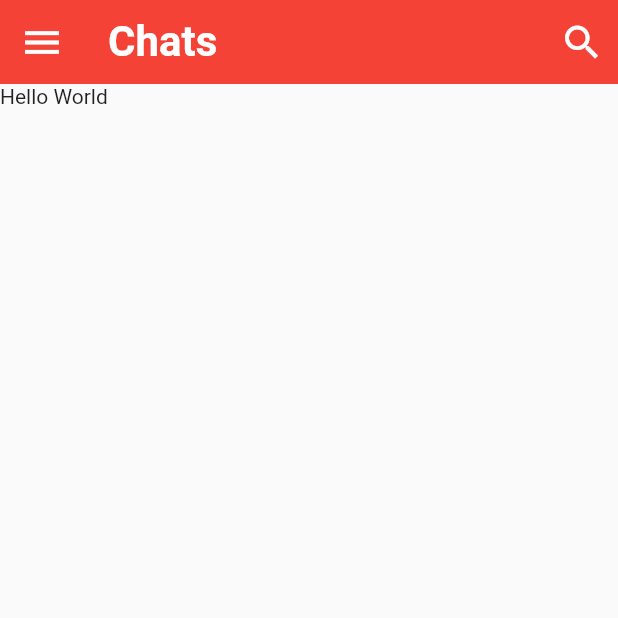
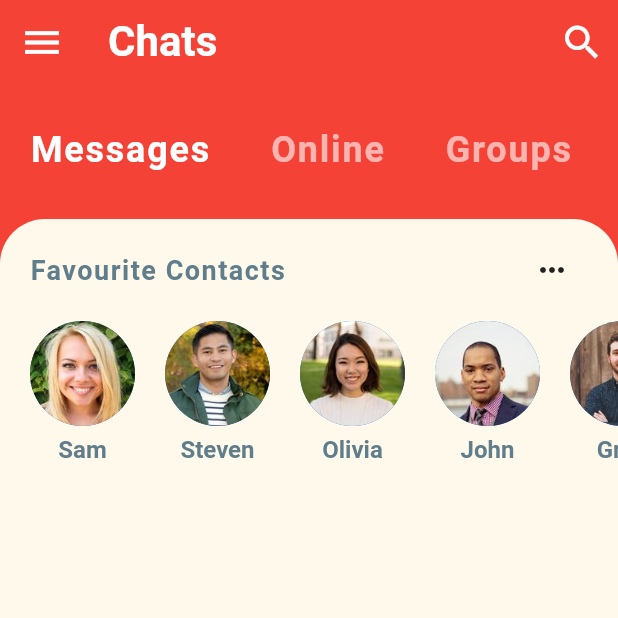
Before and after one commit to Lakshay-Sood/Flutter-Chatting-App, a Flutter app: the screen it shows after launch, on a phone screen of 412 x 824 dp, the top half of it. Run offline on Flutter 3.47's test engine with Material 2 defaults, Android fonts, the phone set to English and light mode, and no system bars.

Commit message:
UI DONE: Favourite Contacts

```diff
--- a/lib/models/message_model.dart
+++ b/lib/models/message_model.dart
@@ -35,7 +35,7 @@ final User steven =
     User(id: 7, name: 'Steven', imageUrl: 'assets/images/steven.jpg');
 
 // FAVORITE CONTACTS
-List<User> favorites = [sam, steven, olivia, john, greg];
+List<User> favourites = [sam, steven, olivia, john, greg, james];
 
 // EXAMPLE CHATS ON HOME SCREEN
 List<Message> chats = [
--- a/lib/screens/home_screen.dart
+++ b/lib/screens/home_screen.dart
@@ -1,4 +1,6 @@
 import 'package:flutter/material.dart';
+import 'package:flutter_chat_ui_starter/widgets/category_selector.dart';
+import 'package:flutter_chat_ui_starter/widgets/favourite_contacts.dart';
 
 class HomeScreen extends StatefulWidget {
   @override
@@ -9,6 +11,7 @@ class _HomeScreenState extends State<HomeScreen> {
   @override
   Widget build(BuildContext context) {
     return Scaffold(
+      backgroundColor: Theme.of(context).primaryColor,
       appBar: AppBar(
         leading: IconButton(
           icon: Icon(Icons.menu),
@@ -33,7 +36,23 @@ class _HomeScreenState extends State<HomeScreen> {
           )
         ],
       ),
-      body: Text('Hello World'),
+      body: Column(
+        children: <Widget>[
+          CategorySelector(),
+          Expanded(
+            child: Container(
+              decoration: BoxDecoration(
+                color: Theme.of(context).accentColor,
+                borderRadius: BorderRadius.only(
+                  topLeft: Radius.circular(30),
+                  topRight: Radius.circular(30)
+                )
+              ),
+              child: FavouriteContacts(),
+            ),
+          )
+        ],
+      ),
     );
   }
 }
--- /dev/null
+++ b/lib/widgets/category_selector.dart
@@ -0,0 +1,43 @@
+import 'package:flutter/material.dart';
+
+class CategorySelector extends StatefulWidget {
+  @override
+  _CategorySelectorState createState() => _CategorySelectorState();
+}
+
+class _CategorySelectorState extends State<CategorySelector> {
+
+  int selectedIndex = 0;
+  final List<String> categories = ['Messages', 'Online', 'Groups', 'Requests'];
+
+  @override
+  Widget build(BuildContext context) {
+    return Container(
+      height: 90,
+      color: Theme.of(context).primaryColor,
+      child: ListView.builder(
+        scrollDirection: Axis.horizontal,
+          itemCount: categories.length,
+          itemBuilder: (BuildContext context, int index) {
+            return GestureDetector(
+              onTap: () {
+                setState(() {
+                  selectedIndex = index;
+                });
+              },
+              child: Padding(
+                padding: EdgeInsets.symmetric(horizontal: 20.0, vertical: 30.0),
+                child: Text(categories[index],
+                  style: TextStyle(
+                    color: index == selectedIndex ? Colors.white : Colors.white60,
+                    fontSize: 24.0,
+                    fontWeight: FontWeight.bold,
+                    letterSpacing: 1.2,
+                  ),
+                ),
+              ),
+            );
+          }),
+    );
+  }
+}
--- /dev/null
+++ b/lib/widgets/favourite_contacts.dart
@@ -0,0 +1,65 @@
+import 'package:flutter/material.dart';
+import 'package:flutter_chat_ui_starter/models/message_model.dart';
+
+class FavouriteContacts extends StatelessWidget {
+  @override
+  Widget build(BuildContext context) {
+    return Padding(
+      padding: const EdgeInsets.symmetric(vertical: 10.0),
+      child: Column(
+        children: <Widget>[
+          Padding(
+            padding: const EdgeInsets.symmetric(horizontal: 20.0),
+            child: Row(
+              mainAxisAlignment: MainAxisAlignment.spaceBetween,
+              children: <Widget> [
+                Text(
+                  'Favourite Contacts',
+                  style: TextStyle(
+                    fontSize: 18.0,
+                    fontWeight: FontWeight.bold,
+                    color: Colors.blueGrey,
+                    letterSpacing: 1.0
+                  ),
+                ),
+                IconButton(
+                  icon: Icon(Icons.more_horiz),
+                  onPressed: () {},
+                )
+              ],
+            ),
+          ),
+          Container(
+            height: 120,
+            child: ListView.builder(
+              scrollDirection: Axis.horizontal,
+              padding: EdgeInsets.only(left: 10.0),
+              itemCount: favourites.length,
+              itemBuilder: (BuildContext context, int index) {
+                return Padding(
+                  padding: const EdgeInsets.all(10.0),
+                  child: Column(
+                    children: <Widget>[
+                      CircleAvatar(
+                        radius: 35.0,
+                        backgroundImage: AssetImage(favourites[index].imageUrl),
+                      ),
+                      SizedBox(height: 6.0,),
+                      Text(
+                        favourites[index].name,
+                        style: TextStyle(
+                          fontSize: 16.0,
+                          color: Colors.blueGrey,
+                          fontWeight: FontWeight.w600
+                        ),
+                      ),
+                    ],
+                  ),
+                );
+              }),
+          )
+        ],
+      ),
+    );
+  }
+}
```
